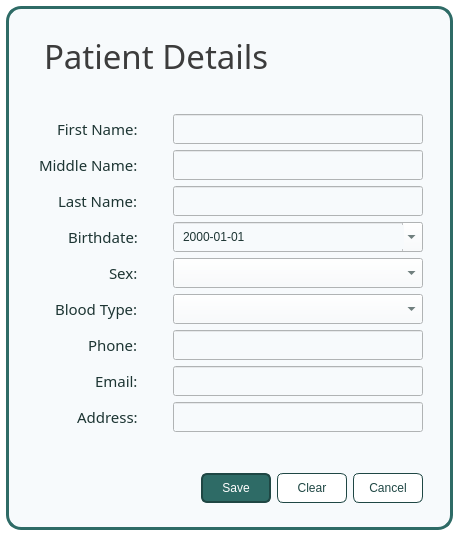
First picture: the form in ui/popup_patientform.ui, repository karlito20/AdoraFlowProject, before the edit.
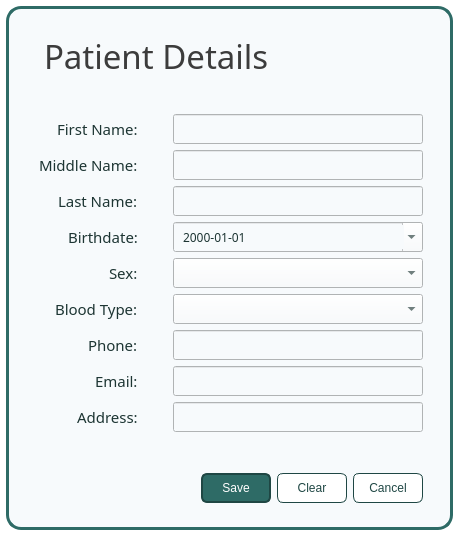
Second picture: the form after the edit.

The edit to the form file:
```diff
--- a/ui/popup_patientform.ui
+++ b/ui/popup_patientform.ui
@@ -814,6 +814,11 @@
                <height>30</height>
               </size>
              </property>
+             <property name="font">
+              <font>
+               <family>Slate</family>
+              </font>
+             </property>
              <property name="displayFormat">
               <string>yyyy-MM-dd</string>
              </property>
```
